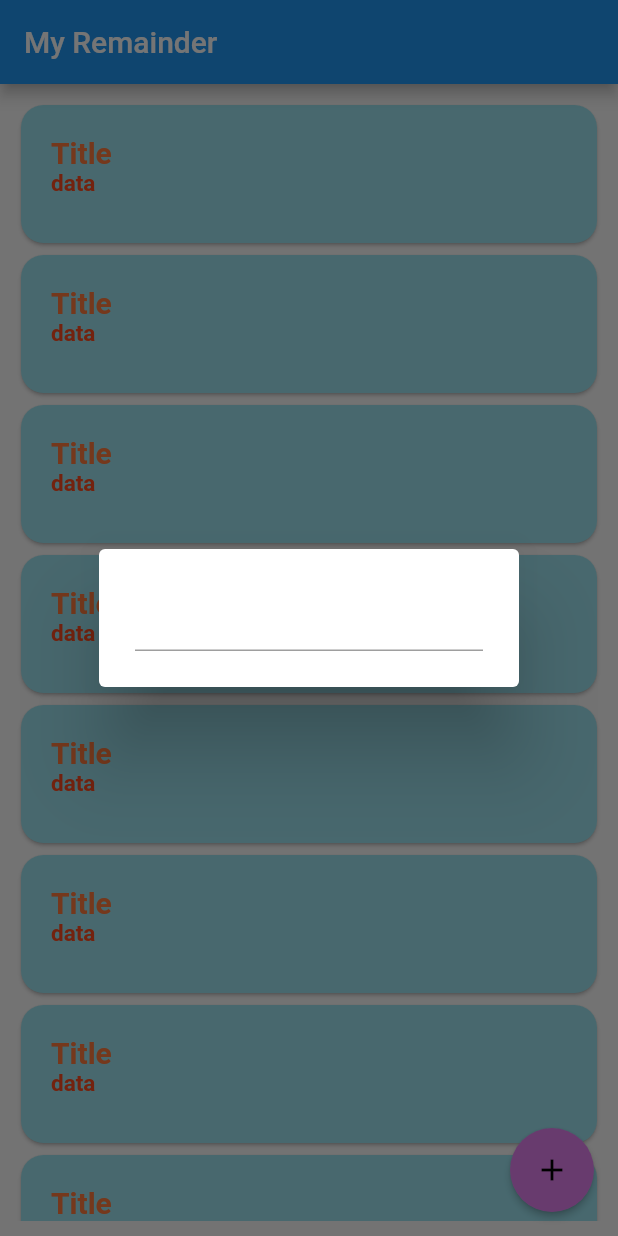
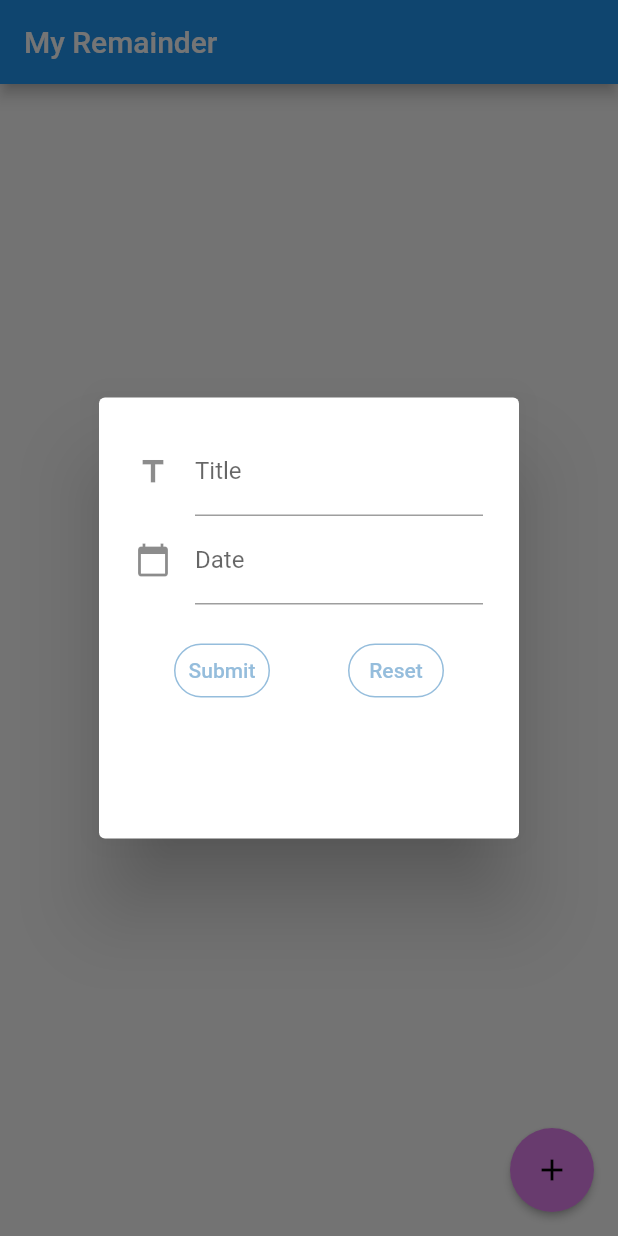
Before and after one commit to hkp27299/flutter_remainder, a Flutter app: the screen it shows after launch, after a tap on the "add" icon, on a phone screen of 412 x 824 dp. Run offline on Flutter 3.47's test engine with Material 2 defaults, Android fonts, the phone set to English and light mode, and no system bars.

```diff
--- /dev/null
+++ b/lib/Models/notifier.dart
@@ -0,0 +1,18 @@
+import 'package:flutter/material.dart';
+
+import 'task.dart';
+
+class Notifier extends ChangeNotifier {
+  List<Task> taskList = []; //contians all the task
+
+  addTaskInList(title, date) {
+    Task taskModel = Task(titleFinal: title, dateFinal: date);
+    taskList.add(taskModel);
+
+    notifyListeners();
+  }
+
+  deleteTask(ind) {
+    taskList.removeAt(ind);
+  }
+}
--- a/lib/Models/task.dart
+++ b/lib/Models/task.dart
@@ -1,8 +1,8 @@
 import 'package:flutter/material.dart';
 
 class Task {
-  String title;
-  DateTime date;
+  String titleFinal;
+  String dateFinal;
 
-  Task({required this.title, required this.date});
+  Task({required this.titleFinal, required this.dateFinal});
 }
--- a/lib/Screens/home_page.dart
+++ b/lib/Screens/home_page.dart
@@ -1,5 +1,7 @@
 import 'package:flutter/material.dart';
-import 'dart:async';
+import '../Widgets/text_button.dart';
+import 'package:provider/provider.dart';
+import '../Models/notifier.dart';
 
 class HomePage extends StatefulWidget {
   const HomePage({Key? key}) : super(key: key);
@@ -9,40 +11,75 @@ class HomePage extends StatefulWidget {
 }
 
 class _HomePageState extends State<HomePage> {
+  final _formKey = GlobalKey<FormState>();
+  TextEditingController? title;
+  TextEditingController? date;
+  initState() {
+    title = TextEditingController();
+    date = TextEditingController();
+    super.initState();
+  }
+
+  @override
+  Widget build(BuildContext context) {
+    var width = MediaQuery.of(context).size.width;
+
     DateTime currentDate = DateTime.now();
 
-  Future<void> _selectDate(BuildContext context) async {
+    Future<void> selectDate(BuildContext context) async {
       final DateTime? pickedDate = await showDatePicker(
           context: context,
           initialDate: currentDate,
           firstDate: DateTime(2015),
           lastDate: DateTime(2050));
-    if (pickedDate != null && pickedDate != currentDate)
+      if (pickedDate != null && pickedDate != currentDate) {
         setState(() {
           currentDate = pickedDate;
+          date?.text = currentDate.day.toString() +
+              '-' +
+              currentDate.month.toString() +
+              '-' +
+              currentDate.year.toString();
         });
       }
-
-  TextEditingController? title;
-  initState() {
-    title = new TextEditingController();
-
-    super.initState();
     }
 
-  @override
-  Widget build(BuildContext context) {
     return Scaffold(
       appBar: AppBar(
         title: const Text("My Remainder"),
       ),
       body: Container(
           margin: const EdgeInsets.all(10),
-        child: ListView.builder(
-          itemCount: 10,
+          child: Consumer<Notifier>(builder: (context, taskL, child) {
+            return ListView.builder(
+              itemCount: taskL.taskList.length,
               itemBuilder: (context, ind) {
-            return Container(
+                final item = taskL.taskList[ind];
+
+                return Dismissible(
+                  key: Key(item.titleFinal),
+                  onDismissed: (direction) {
+                    Provider.of<Notifier>(context, listen: false)
+                        .deleteTask(ind);
+
+                    ScaffoldMessenger.of(context).showSnackBar(SnackBar(
+                        content: Text(
+                            'Notification for ${item.titleFinal} Removed')));
+                  },
+                  background: Container(
+                    margin: const EdgeInsets.all(5),
+                    padding: const EdgeInsets.fromLTRB(0, 0, 20, 0),
+                    decoration: BoxDecoration(
+                        color: Colors.red,
+                        border: Border.all(color: Colors.red),
+                        borderRadius:
+                            const BorderRadius.all(Radius.circular(15))),
+                    alignment: Alignment.centerRight,
+                    child: const Icon(Icons.delete),
+                  ),
+                  child: Container(
                     height: 100,
+                    width: width,
                     child: Card(
                       shape: RoundedRectangleBorder(
                         borderRadius: BorderRadius.circular(15.0),
@@ -54,29 +91,102 @@ class _HomePageState extends State<HomePage> {
                           crossAxisAlignment: CrossAxisAlignment.start,
                           children: [
                             Text(
-                        "Title",
+                              taskL.taskList[ind].titleFinal,
                               style: Theme.of(context).textTheme.headline1,
                             ),
                             Text(
-                        "data",
+                              taskL.taskList[ind].dateFinal,
                               style: Theme.of(context).textTheme.bodyText1,
                             )
                           ],
                         ),
                       ),
                     ),
+                  ),
                 );
               },
-        ),
-      ),
+            );
+          })),
       floatingActionButton: FloatingActionButton(
         onPressed: () {
           showDialog(
               context: context,
-              builder: (BuildContext context) {
+              builder: (_) {
                 return AlertDialog(
-                  content: TextFormField(
+                  content: Form(
+                    key: _formKey,
+                    child: Container(
+                      height: 250,
+                      child: Column(
+                        children: [
+                          TextFormField(
+                            validator: (value) {
+                              if (value == null || value.isEmpty) {
+                                return 'Please enter title';
+                              }
+                              return null;
+                            },
                             controller: title,
+                            decoration: const InputDecoration(
+                                labelText: "Title", icon: Icon(Icons.title)),
+                          ),
+                          TextFormField(
+                            validator: (value) {
+                              if (value == null || value.isEmpty) {
+                                return 'Please Select Date';
+                              }
+                              return null;
+                            },
+                            controller: date,
+                            keyboardType: TextInputType.datetime,
+                            decoration: InputDecoration(
+                              labelText: "Date",
+                              icon: InkWell(
+                                  onTap: () async {
+                                    await selectDate(context);
+                                  },
+                                  child: const Icon(Icons.calendar_today)),
+                            ),
+                          ),
+                          const SizedBox(
+                            height: 20,
+                          ),
+                          Row(
+                            mainAxisAlignment: MainAxisAlignment.spaceAround,
+                            children: [
+                              TextButton(
+                                style: ButtonStyle(
+                                    shape: MaterialStateProperty.all<
+                                            RoundedRectangleBorder>(
+                                        RoundedRectangleBorder(
+                                            borderRadius:
+                                                BorderRadius.circular(18.0),
+                                            side: BorderSide(
+                                                color: Theme.of(context)
+                                                    .colorScheme
+                                                    .primary)))),
+                                child: const Text("Submit"),
+                                onPressed: () {
+                                  if (_formKey.currentState!.validate()) {
+                                    _formKey.currentState!.save();
+
+                                    Provider.of<Notifier>(context,
+                                            listen: false)
+                                        .addTaskInList(title?.text, date?.text);
+                                    Navigator.pop(context);
+                                    setState(() {
+                                      title?.text = '';
+                                      date?.text = '';
+                                    });
+                                  }
+                                },
+                              ),
+                              textButton('Reset', context, title, date)
+                            ],
+                          ),
+                        ],
+                      ),
+                    ),
                   ),
                 );
               });
--- /dev/null
+++ b/lib/Widgets/text_button.dart
@@ -0,0 +1,16 @@
+import 'package:flutter/material.dart';
+
+Widget textButton(title, context, t1, d1) {
+  return TextButton(
+      style: ButtonStyle(
+          shape: MaterialStateProperty.all<RoundedRectangleBorder>(
+              RoundedRectangleBorder(
+                  borderRadius: BorderRadius.circular(18.0),
+                  side: BorderSide(
+                      color: Theme.of(context).colorScheme.primary)))),
+      child: Text(title),
+      onPressed: () {
+        t1.text = '';
+        d1.text = '';
+      });
+}
--- a/lib/main.dart
+++ b/lib/main.dart
@@ -1,5 +1,7 @@
 import 'package:flutter/material.dart';
+import 'package:provider/provider.dart';
 import 'Screens/home_page.dart';
+import 'Models/notifier.dart';
 
 void main() {
   runApp(const MyApp());
@@ -12,7 +14,10 @@ class MyApp extends StatelessWidget {
   Widget build(BuildContext context) {
     return MaterialApp(
       debugShowCheckedModeBanner: false,
-      home: const HomePage(),
+      home: ChangeNotifierProvider(
+        create: (context) => Notifier(),
+        child: const HomePage(),
+      ),
       theme: ThemeData(
           colorScheme: const ColorScheme.light(
               primary: Color.fromRGBO(149, 189, 220, 1),
--- a/pubspec.yaml
+++ b/pubspec.yaml
@@ -29,6 +29,8 @@ environment:
 dependencies:
   flutter:
     sdk: flutter
+  provider: ^6.0.1
+
 
 
   # The following adds the Cupertino Icons font to your application.
```
Also changed, not shown: pubspec.lock. Lines whose indentation alone changed are shown as unchanged.
